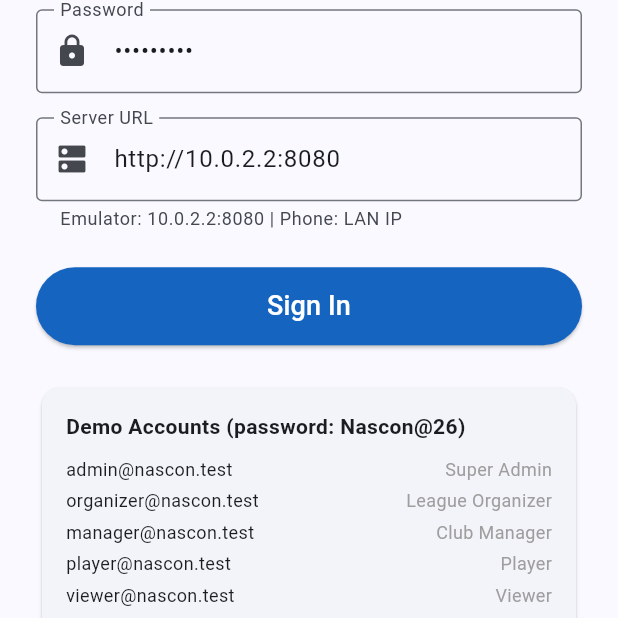
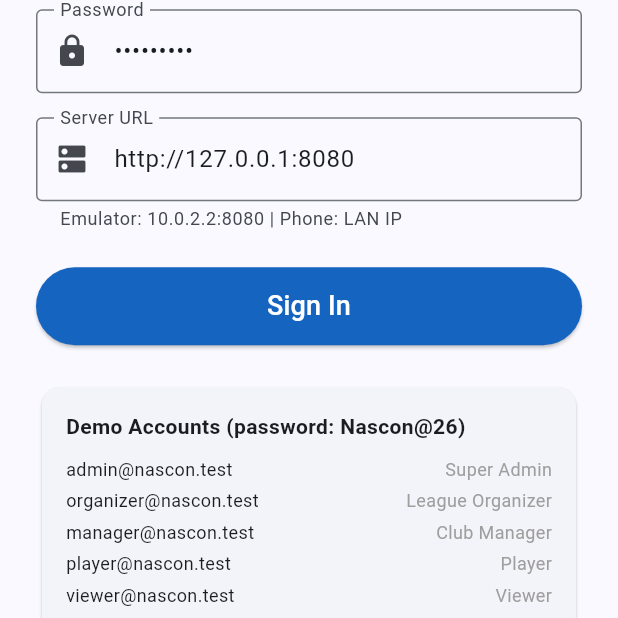
Before and after one commit to alesha-Yasin/nascon26-sports, a Flutter app: the screen it shows after launch, on a phone screen of 412 x 824 dp, the part 494-1112 px from its top. Run offline on Flutter 3.47's test engine with Material 3 defaults, Android fonts, the phone set to English and light mode, and no system bars; our stand-ins replace flutter_secure_storage, go_router, shared_preferences, sqflite; accounts and stored records are empty.

Commit message:
fix: iOS simulator URL 127.0.0.1, NSAllowsArbitraryLoads for HTTP, backend persistent

```diff
--- a/mobile/lib/screens/login_screen.dart
+++ b/mobile/lib/screens/login_screen.dart
@@ -15,7 +15,7 @@ class LoginScreen extends StatefulWidget {
 class _LoginScreenState extends State<LoginScreen> {
   final _emailCtrl = TextEditingController(text: 'admin@nascon.test');
   final _passCtrl = TextEditingController(text: 'Nascon@26');
-  final _urlCtrl = TextEditingController(text: 'http://10.0.2.2:8080');
+  final _urlCtrl = TextEditingController(text: 'http://127.0.0.1:8080');
   bool _loading = false;
   String? _error;
 
--- a/mobile/lib/services/api_service.dart
+++ b/mobile/lib/services/api_service.dart
@@ -4,7 +4,7 @@ import 'package:http/http.dart' as http;
 import 'package:shared_preferences/shared_preferences.dart';
 
 class ApiService extends ChangeNotifier {
-  String _baseUrl = 'http://10.0.2.2:8080';
+  String _baseUrl = 'http://127.0.0.1:8080';
   String? _authToken;
   bool _isOnline = true;
 
```
Also changed, not shown: 1 other file.
